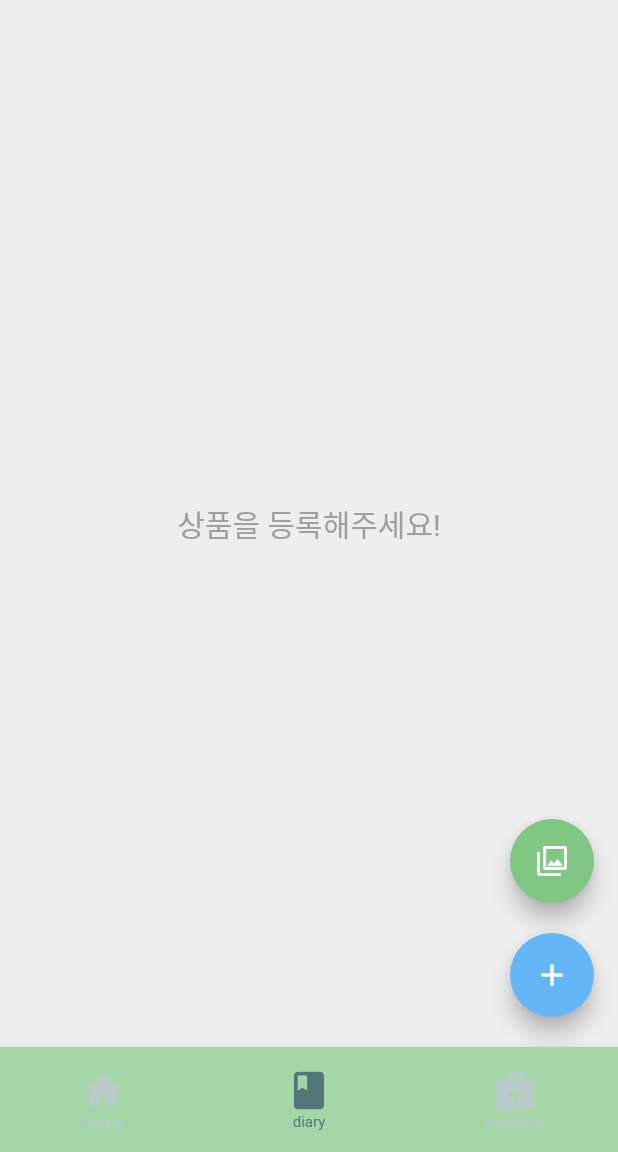
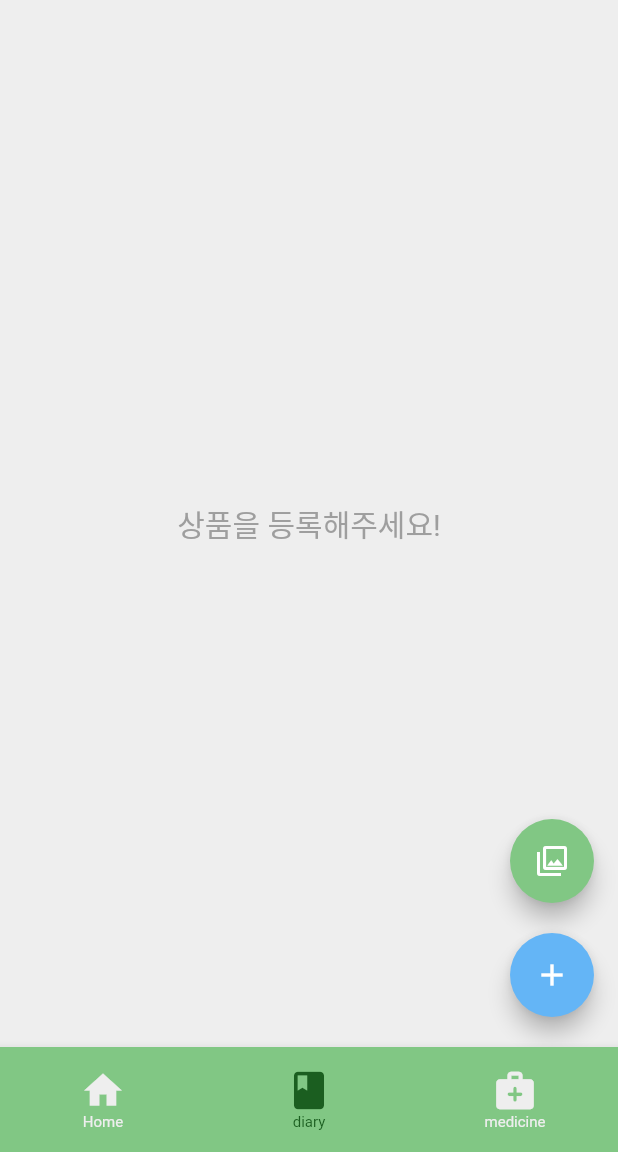
Before and after one commit to gdsckoreahackathon2022/11_HEO, a Flutter app: the tap screen opened directly, item 2 of the bottom bar chosen, on a phone screen of 412 x 824 dp, the part 84-1236 px from its top. Run offline on Flutter 3.47's test engine with Material 2 defaults, Android fonts, the phone set to English and light mode, and no system bars; our stand-ins replace card_swiper, cloud_firestore, firebase_auth, firebase_core, firebase_storage, fluttertoast and 6 more; missing offline and left inert: flutter_tesseract_ocr, multi_image_picker2; accounts and stored records are empty.

Commit message:
home예린

```diff
--- a/lib/screens/bottom_tapbar.dart
+++ b/lib/screens/bottom_tapbar.dart
@@ -32,11 +32,11 @@ class _tapState extends State<tap> {
       bottomNavigationBar: SizedBox(
         height: 70,
         child: BottomNavigationBar(
-                backgroundColor: Colors.green.shade200,
+                backgroundColor: Colors.green.shade300,
             selectedFontSize: 10.0,
-            selectedItemColor: Color(0xff54767a),
+            selectedItemColor: Colors.green.shade900,
             unselectedFontSize: 10.0,
-            unselectedItemColor: Color(0xffbac9cb),
+            unselectedItemColor: Colors.grey.shade200,
             type: BottomNavigationBarType.fixed,
             elevation: 5.0,
             onTap: _onTap,
```
